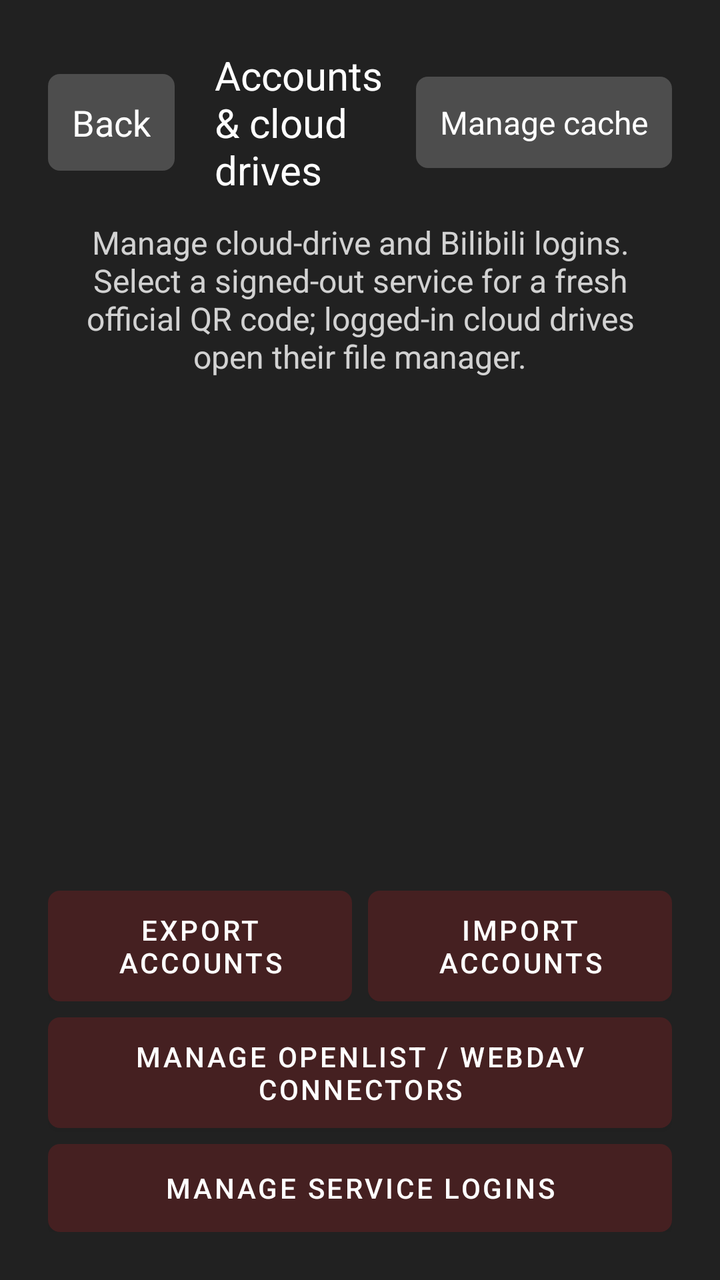
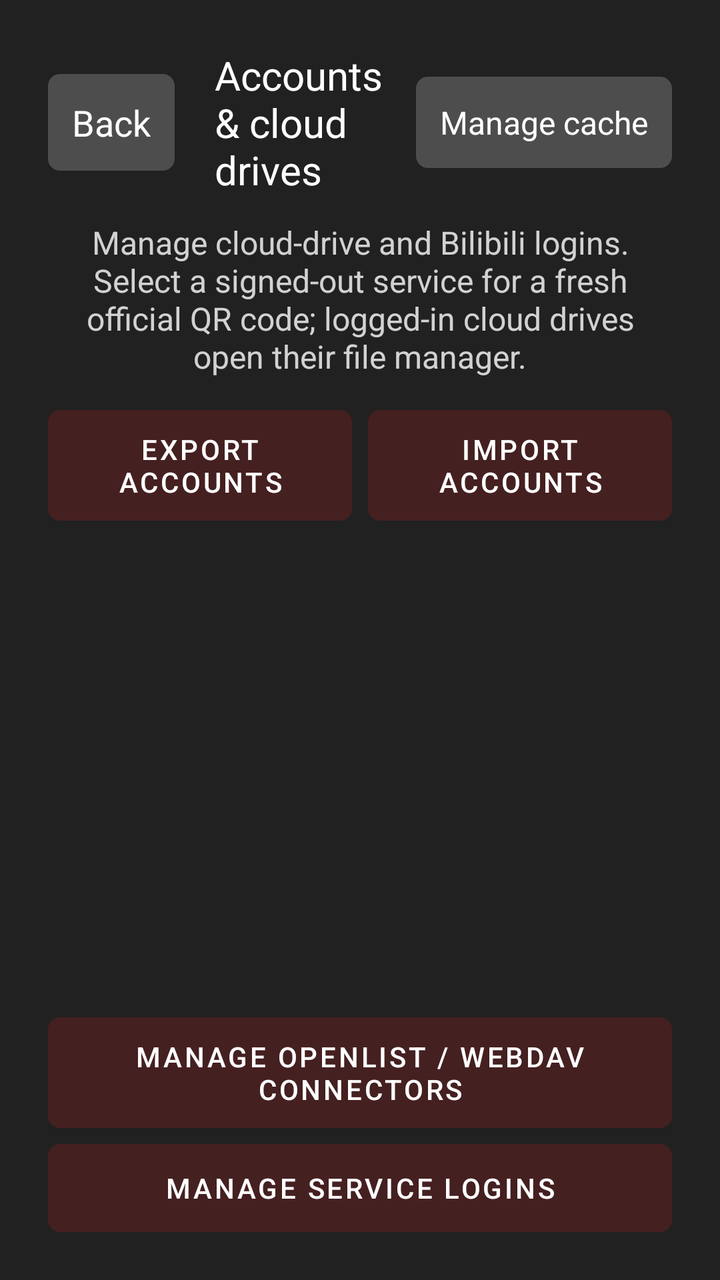

Compare the two renders of this Android layout. The source of the first and the diff that turns it into the second are given below.
<!-- AndroidManifest.xml: application theme Theme.App -->
<!-- res/layout/activity_cloud_storage.xml -->
<?xml version="1.0" encoding="utf-8"?>
<FrameLayout xmlns:android="http://schemas.android.com/apk/res/android"
    xmlns:app="http://schemas.android.com/apk/res-auto"
    android:layout_width="match_parent"
    android:layout_height="match_parent"
    android:background="@color/grey_900"
    android:fitsSystemWindows="true">

    <LinearLayout
        android:layout_width="match_parent"
        android:layout_height="match_parent"
        android:orientation="vertical"
        android:padding="@dimen/vs_24">

        <LinearLayout
            android:layout_width="match_parent"
            android:layout_height="wrap_content"
            android:gravity="center_vertical"
            android:orientation="horizontal">

            <TextView
                android:id="@+id/back"
                android:layout_width="wrap_content"
                android:layout_height="wrap_content"
                android:background="@drawable/bg_cloud_storage_button"
                android:clickable="true"
                android:focusable="true"
                android:padding="@dimen/vs_12"
                android:text="@string/cloud_storage_back"
                android:textColor="@color/white"
                android:textSize="@dimen/font_title" >
                <tag android:id="@id/tag_typography_role" android:value="title" />
            </TextView>

            <TextView
                android:layout_width="@dimen/vs_0"
                android:layout_height="wrap_content"
                android:layout_marginStart="@dimen/vs_20"
                android:layout_weight="1"
                android:text="@string/cloud_storage_title"
                android:textColor="@color/white"
                android:textSize="@dimen/font_headline" >
                <tag android:id="@id/tag_typography_role" android:value="headline" />
            </TextView>

            <TextView
                android:id="@+id/cache"
                android:layout_width="wrap_content"
                android:layout_height="wrap_content"
                android:background="@drawable/bg_cloud_storage_button"
                android:clickable="true"
                android:focusable="true"
                android:padding="@dimen/vs_12"
                android:text="@string/open_drive_manage_cache"
                android:textColor="@color/white"
                android:textSize="@dimen/font_body" >
                <tag android:id="@id/tag_typography_role" android:value="body" />
            </TextView>

        </LinearLayout>

        <TextView
            android:layout_width="match_parent"
            android:layout_height="wrap_content"
            android:layout_marginTop="@dimen/vs_12"
            android:gravity="center"
            android:text="@string/open_drive_login_description"
            android:textColor="@color/white_80"
            android:textSize="@dimen/font_body" >
            <tag android:id="@id/tag_typography_role" android:value="body" />
        </TextView>

        <androidx.appcompat.widget.LinearLayoutCompat
            android:id="@+id/bilibiliAccount"
            android:layout_width="match_parent"
            android:layout_height="wrap_content"
            android:layout_marginTop="@dimen/vs_16"
            android:baselineAligned="false"
            android:gravity="center_vertical"
            android:orientation="horizontal"
            android:visibility="gone">

            <com.google.android.material.button.MaterialButton
                android:id="@+id/bilibiliLogin"
                style="@style/Widget.MaterialComponents.Button.OutlinedButton"
                android:layout_width="@dimen/vs_0"
                android:layout_height="wrap_content"
                android:layout_weight="2"
                android:focusable="true"
                android:gravity="center"
                android:minHeight="@dimen/vs_52"
                android:textAllCaps="false"
                android:textColor="@color/white"
                app:backgroundTint="?attr/color_theme_60"
                app:strokeWidth="@dimen/vs_0"
                android:textSize="@dimen/font_label">
                <tag android:id="@id/tag_typography_role" android:value="label" />
            </com.google.android.material.button.MaterialButton>

            <com.google.android.material.button.MaterialButton
                android:id="@+id/bilibiliAuto"
                style="@style/Widget.MaterialComponents.Button.OutlinedButton"
                android:layout_width="@dimen/vs_0"
                android:layout_height="wrap_content"
                android:layout_marginStart="@dimen/vs_8"
                android:layout_weight="0.8"
                android:focusable="true"
                android:minHeight="@dimen/vs_52"
                android:text="@string/cloud_qr_auto"
                android:textAllCaps="false"
                android:textColor="@color/white"
                app:backgroundTint="@color/blue_500"
                app:strokeWidth="@dimen/vs_0"
                android:textSize="@dimen/font_label">
                <tag android:id="@id/tag_typography_role" android:value="label" />
            </com.google.android.material.button.MaterialButton>

            <com.google.android.material.button.MaterialButton
                android:id="@+id/bilibiliState"
                style="@style/Widget.MaterialComponents.Button.OutlinedButton"
                android:layout_width="@dimen/vs_0"
                android:layout_height="wrap_content"
                android:layout_marginStart="@dimen/vs_8"
                android:layout_weight="1"
                android:focusable="true"
                android:minHeight="@dimen/vs_52"
                android:textAllCaps="false"
                android:textColor="@color/white"
                app:backgroundTint="?attr/color_theme_60"
                app:strokeWidth="@dimen/vs_0"
                android:textSize="@dimen/font_label">
                <tag android:id="@id/tag_typography_role" android:value="label" />
            </com.google.android.material.button.MaterialButton>

        </androidx.appcompat.widget.LinearLayoutCompat>

        <androidx.recyclerview.widget.RecyclerView
            android:id="@+id/list"
            android:layout_width="match_parent"
            android:layout_height="@dimen/vs_0"
            android:layout_marginTop="@dimen/vs_8"
            android:layout_weight="1"
            android:clipToPadding="false"
            android:paddingBottom="@dimen/vs_8" />

        <LinearLayout
            android:layout_width="match_parent"
            android:layout_height="wrap_content"
            android:layout_marginTop="@dimen/vs_8"
            android:orientation="horizontal">

            <Button
                android:id="@+id/exportCredentials"
                android:layout_width="@dimen/vs_0"
                android:layout_height="wrap_content"
                android:layout_weight="1"
                android:background="@drawable/bg_cloud_storage_button"
                android:focusable="true"
                android:minHeight="@dimen/vs_44"
                android:text="@string/cloud_credentials_export"
                android:textColor="@color/white"
                android:textSize="@dimen/font_label">
                <tag android:id="@id/tag_typography_role" android:value="label" />
            </Button>

            <Button
                android:id="@+id/importCredentials"
                android:layout_width="@dimen/vs_0"
                android:layout_height="wrap_content"
                android:layout_marginStart="@dimen/vs_8"
                android:layout_weight="1"
                android:background="@drawable/bg_cloud_storage_button"
                android:focusable="true"
                android:minHeight="@dimen/vs_44"
                android:text="@string/cloud_credentials_import"
                android:textColor="@color/white"
                android:textSize="@dimen/font_label">
                <tag android:id="@id/tag_typography_role" android:value="label" />
            </Button>

        </LinearLayout>

        <Button
            android:id="@+id/connectors"
            android:layout_width="match_parent"
            android:layout_height="wrap_content"
            android:layout_marginTop="@dimen/vs_8"
            android:background="@drawable/bg_cloud_storage_button"
            android:focusable="true"
            android:minHeight="@dimen/vs_44"
            android:text="@string/webdav_connector_manage"
            android:textColor="@color/white"
            android:textSize="@dimen/font_label">
            <tag android:id="@id/tag_typography_role" android:value="label" />
        </Button>

        <Button
            android:id="@+id/credentials"
            android:layout_width="match_parent"
            android:layout_height="wrap_content"
            android:layout_marginTop="@dimen/vs_8"
            android:background="@drawable/bg_cloud_storage_button"
            android:focusable="true"
            android:minHeight="@dimen/vs_44"
            android:text="@string/credential_manage"
            android:textColor="@color/white"
            android:textSize="@dimen/font_label">
            <tag android:id="@id/tag_typography_role" android:value="label" />
        </Button>

    </LinearLayout>

</FrameLayout>
<!-- resources referenced by this layout -->
<resources>
  <color name="blue_500">#2196F3</color>
  <color name="grey_900">#212121</color>
  <color name="white">#FFFFFF</color>
  <color name="white_80">#CCFFFFFF</color>
  <dimen name="font_body">@dimen/ds_ui_body_text</dimen>
  <dimen name="font_headline">@dimen/ds_ui_headline_text</dimen>
  <dimen name="font_label">@dimen/ds_ui_label_text</dimen>
  <dimen name="font_title">@dimen/ds_ui_title_text</dimen>
  <dimen name="vs_0">0dp</dimen>
  <dimen name="vs_12">12dp</dimen>
  <dimen name="vs_16">16dp</dimen>
  <dimen name="vs_20">20dp</dimen>
  <dimen name="vs_24">24dp</dimen>
  <dimen name="vs_44">44dp</dimen>
  <dimen name="vs_52">52dp</dimen>
  <dimen name="vs_8">8dp</dimen>
  <string name="cloud_credentials_export">Export accounts</string>
  <string name="cloud_credentials_import">Import accounts</string>
  <string name="cloud_qr_auto">Auto</string>
  <string name="cloud_storage_back">Back</string>
  <string name="cloud_storage_title">Accounts &amp; cloud drives</string>
  <string name="credential_manage">Manage service logins</string>
  <string name="open_drive_manage_cache">Manage cache</string>
  <dimen name="ds_ui_body_text">16sp</dimen>
  <dimen name="ds_ui_headline_text">20sp</dimen>
  <dimen name="ds_ui_label_text">14sp</dimen>
  <dimen name="ds_ui_title_text">18sp</dimen>
  <dimen name="vs_6">6dp</dimen>
  <color name="white_10">#1AFFFFFF</color>
  <color name="highlight">#FFAB40</color>
  <dimen name="vs_3">3dp</dimen>
  <color name="white_20">#33FFFFFF</color>
  <color name="accent">@color/color_theme</color>
  <color name="primary">@color/color_theme</color>
  <color name="primaryDark">@color/color_theme_dark_70</color>
  <color name="dialog_surface">#F0292D32</color>
  <color name="dialog_surface_variant">#E6383E45</color>
  <color name="dialog_on_surface">@color/white</color>
  <color name="dialog_on_surface_variant">@color/white_80</color>
  <color name="dialog_outline">#626D78</color>
  <color name="dialog_row_focused">#41677E</color>
  <color name="dialog_row_selected">#344B59</color>
  <color name="dialog_selection_outline">#8AB5CE</color>
  <color name="color_theme">#D81F26</color>
  <color name="color_theme_80">#CCD81F26</color>
  <color name="color_theme_70">#B3D81F26</color>
  <color name="color_theme_60">#99D81F26</color>
  <color name="color_theme_50">#80D81F26</color>
  <color name="color_theme_40">#66D81F26</color>
  <color name="color_theme_dark_70">#B3601216</color>
  <color name="transparent">#00000000</color>
  <color name="selection_surface">@color/black_50</color>
  <color name="selection_surface_variant">@color/white_10</color>
  <color name="selection_on_surface">@color/white</color>
  <color name="selection_on_surface_variant">@color/white_80</color>
  <color name="selection_outline">@color/white_30</color>
  <color name="selection_indicator">@color/color_theme</color>
  <color name="selection_ripple">@color/white_20</color>
  <color name="selection_elevation">@color/black_30</color>
  <dimen name="vs_4">4dp</dimen>
  <color name="focus_outline">@color/white</color>
  <dimen name="vs_2">2dp</dimen>
  <color name="focus_surface">@color/black_40</color>
  <color name="focus_indicator">@color/white_50</color>
  <color name="item_surface">@color/black_20</color>
  <color name="item_surface_focused">@color/black_50</color>
  <color name="item_surface_selected">@color/black_60</color>
  <color name="item_surface_pressed">@color/black_70</color>
  <color name="item_on_surface">@color/white</color>
  <color name="item_on_surface_variant">@color/white_80</color>
  <color name="black_50">#80000000</color>
  <color name="white_30">#4DFFFFFF</color>
  <color name="black_30">#4D000000</color>
  <color name="black_40">#66000000</color>
  <color name="white_50">#80FFFFFF</color>
  <color name="black_20">#33000000</color>
  <color name="black_60">#99000000</color>
  <color name="black_70">#B3000000</color>
  <dimen name="ds_corner_dialog">16dp</dimen>
  <!-- unchanged entries left out for length: 12 -->
</resources>

<!-- the commit's change to res/layout/activity_cloud_storage.xml (unified diff, before → after) -->
@@ -134,6 +134,43 @@
 
         </androidx.appcompat.widget.LinearLayoutCompat>
 
+        <LinearLayout
+            android:layout_width="match_parent"
+            android:layout_height="wrap_content"
+            android:layout_marginTop="@dimen/vs_16"
+            android:orientation="horizontal">
+
+            <Button
+                android:id="@+id/exportCredentials"
+                android:layout_width="@dimen/vs_0"
+                android:layout_height="wrap_content"
+                android:layout_weight="1"
+                android:background="@drawable/bg_cloud_storage_button"
+                android:focusable="true"
+                android:minHeight="@dimen/vs_44"
+                android:text="@string/cloud_credentials_export"
+                android:textColor="@color/white"
+                android:textSize="@dimen/font_label">
+                <tag android:id="@id/tag_typography_role" android:value="label" />
+            </Button>
+
+            <Button
+                android:id="@+id/importCredentials"
+                android:layout_width="@dimen/vs_0"
+                android:layout_height="wrap_content"
+                android:layout_marginStart="@dimen/vs_8"
+                android:layout_weight="1"
+                android:background="@drawable/bg_cloud_storage_button"
+                android:focusable="true"
+                android:minHeight="@dimen/vs_44"
+                android:text="@string/cloud_credentials_import"
+                android:textColor="@color/white"
+                android:textSize="@dimen/font_label">
+                <tag android:id="@id/tag_typography_role" android:value="label" />
+            </Button>
+
+        </LinearLayout>
+
         <androidx.recyclerview.widget.RecyclerView
             android:id="@+id/list"
             android:layout_width="match_parent"
@@ -142,43 +179,6 @@
             android:layout_weight="1"
             android:clipToPadding="false"
             android:paddingBottom="@dimen/vs_8" />
-
-        <LinearLayout
-            android:layout_width="match_parent"
-            android:layout_height="wrap_content"
-            android:layout_marginTop="@dimen/vs_8"
-            android:orientation="horizontal">
-
-            <Button
-                android:id="@+id/exportCredentials"
-                android:layout_width="@dimen/vs_0"
-                android:layout_height="wrap_content"
-                android:layout_weight="1"
-                android:background="@drawable/bg_cloud_storage_button"
-                android:focusable="true"
-                android:minHeight="@dimen/vs_44"
-                android:text="@string/cloud_credentials_export"
-                android:textColor="@color/white"
-                android:textSize="@dimen/font_label">
-                <tag android:id="@id/tag_typography_role" android:value="label" />
-            </Button>
-
-            <Button
-                android:id="@+id/importCredentials"
-                android:layout_width="@dimen/vs_0"
-                android:layout_height="wrap_content"
-                android:layout_marginStart="@dimen/vs_8"
-                android:layout_weight="1"
-                android:background="@drawable/bg_cloud_storage_button"
-                android:focusable="true"
-                android:minHeight="@dimen/vs_44"
-                android:text="@string/cloud_credentials_import"
-                android:textColor="@color/white"
-                android:textSize="@dimen/font_label">
-                <tag android:id="@id/tag_typography_role" android:value="label" />
-            </Button>
-
-        </LinearLayout>
 
         <Button
             android:id="@+id/connectors"
